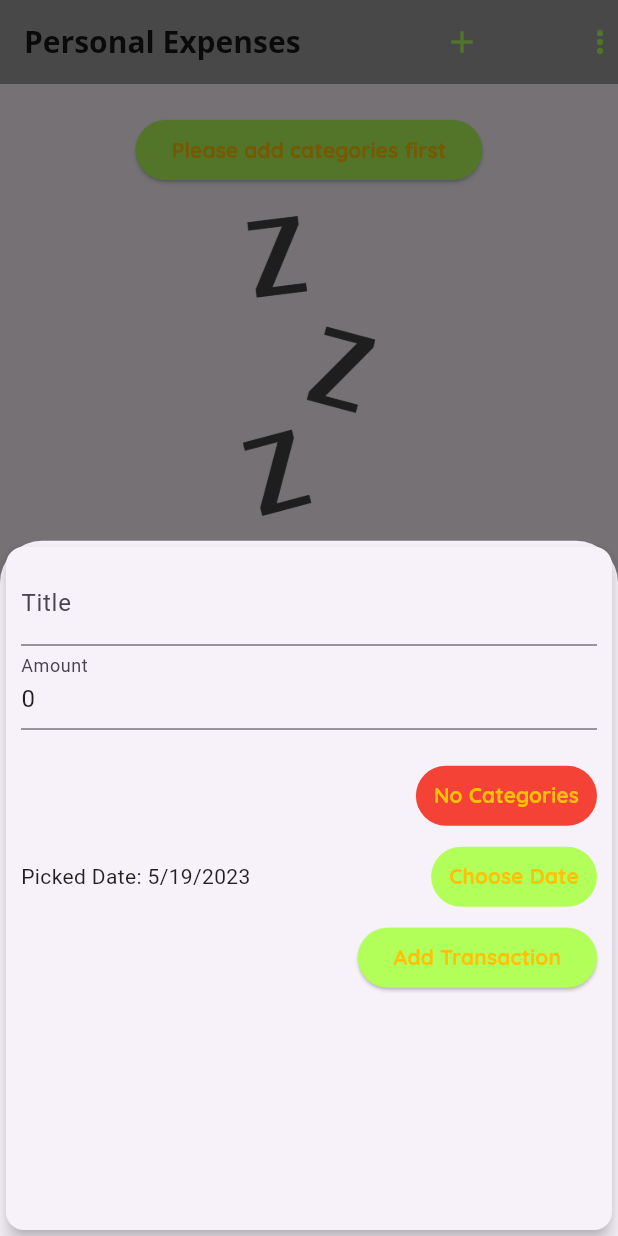
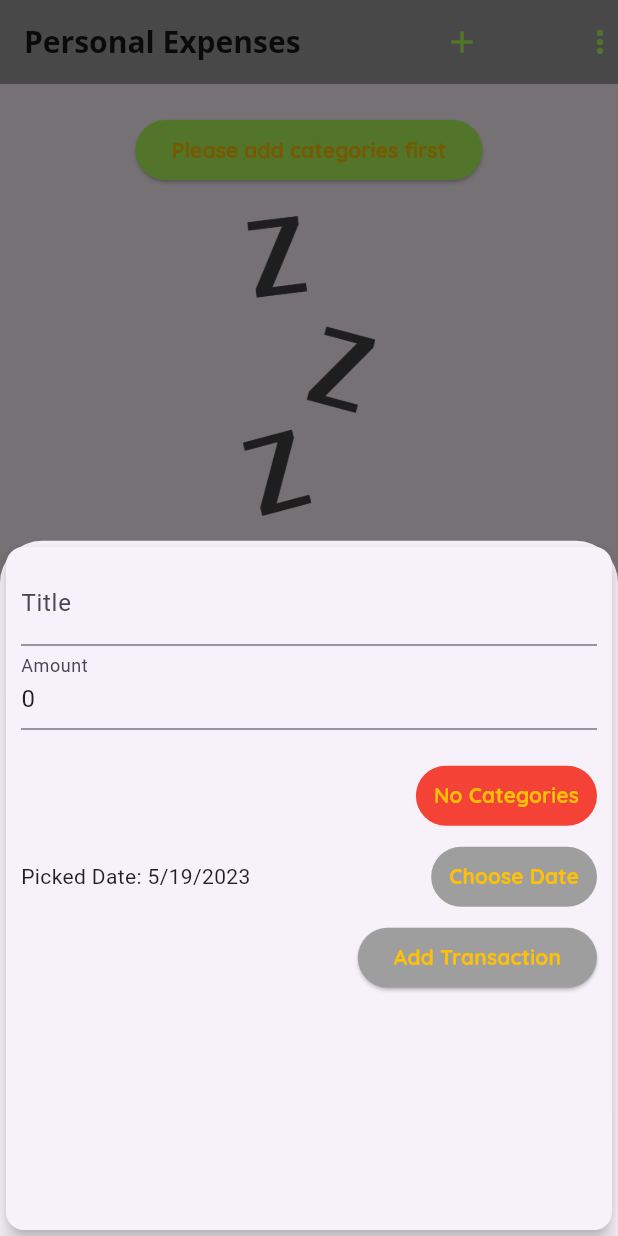
Before and after one commit to HombreOso/first_flutter_project, a Flutter app: the screen it shows once a user with an empty profile is signed in, after a tap on the "add" icon, on a phone screen of 412 x 824 dp. Run offline on Flutter 3.47's test engine with Material 2 defaults, Android fonts, the phone set to English and light mode, and no system bars; drawn by our look-alikes of dropdown_button2; our stand-ins replace cloud_firestore, firebase_auth, firebase_core, image_picker; accounts and stored records are empty.

Commit message:
adjust theme

```diff
--- a/lib/widgets/dropdownExpenseCategories.dart
+++ b/lib/widgets/dropdownExpenseCategories.dart
@@ -92,7 +92,7 @@ class _DropdownButtonExampleState extends State<DropdownButtonExample> {
                                 padding: EdgeInsets.symmetric(
                                     horizontal: 12, vertical: 0),
                                 decoration: BoxDecoration(
-                                  color: Theme.of(widget.ctx).primaryColor,
+                                  color: Theme.of(widget.ctx).canvasColor,
                                   borderRadius: BorderRadius.circular(6),
                                 ),
                                 child: PopupMenuButton<String>(
@@ -110,7 +110,7 @@ class _DropdownButtonExampleState extends State<DropdownButtonExample> {
                                           value,
                                           style: TextStyle(
                                             color:
-                                                Theme.of(context).primaryColor,
+                                                Theme.of(context).canvasColor,
                                             fontFamily: 'OpenSans',
                                             fontWeight: FontWeight.bold,
                                           ),
--- a/lib/widgets/new_transaction.dart
+++ b/lib/widgets/new_transaction.dart
@@ -140,7 +140,7 @@ class _NewTransactionState extends State<NewTransaction> {
                       foregroundColor: MaterialStateProperty.all(
                           Theme.of(context).secondaryHeaderColor),
                       backgroundColor: MaterialStateProperty.all(
-                          Theme.of(context).primaryColor),
+                          Theme.of(context).canvasColor),
                     ),
                     child: Text(
                       'Choose Date',
@@ -167,7 +167,7 @@ class _NewTransactionState extends State<NewTransaction> {
                   foregroundColor: MaterialStateProperty.all(
                       Theme.of(context).secondaryHeaderColor),
                   backgroundColor:
-                      MaterialStateProperty.all(Theme.of(context).primaryColor),
+                      MaterialStateProperty.all(Theme.of(context).canvasColor),
                   textStyle: MaterialStateProperty.all(Theme.of(context)
                       .textTheme
                       .labelLarge!
@@ -219,7 +219,7 @@ class _NewTransactionState extends State<NewTransaction> {
                                 foregroundColor: MaterialStateProperty.all(
                                     Theme.of(context).secondaryHeaderColor),
                                 backgroundColor: MaterialStateProperty.all(
-                                    Theme.of(context).primaryColor),
+                                    Theme.of(context).canvasColor),
                                 textStyle: MaterialStateProperty.all(
                                     Theme.of(context)
                                         .textTheme
```
Also changed, not shown: lib/widgets/new_category.dart (+8 -1 lines).
